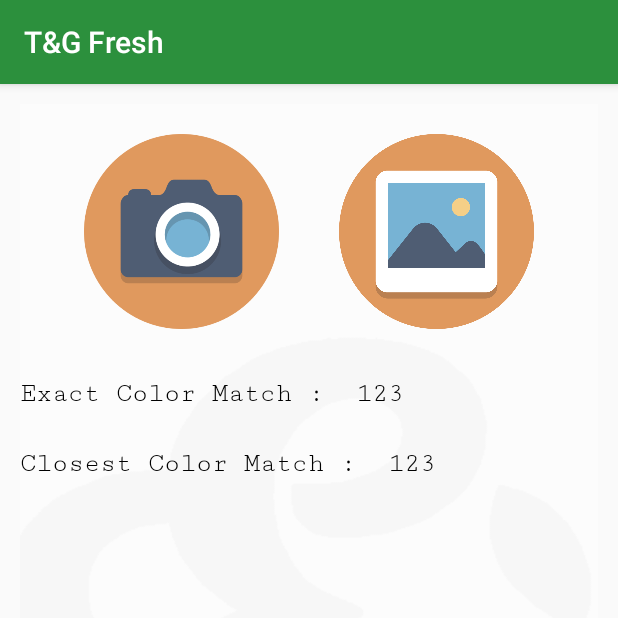
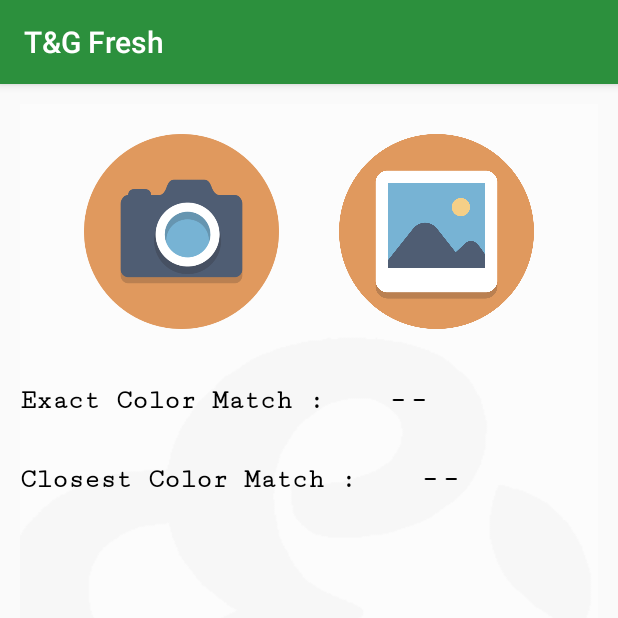
Before and after one commit to nidhi-modi/ColourAnalyzer, an Android app: the screen it shows after launch (ColorDetectorActivity), on a phone screen of 412 x 824 dp, the top half of it. Run offline under Robolectric (Android 15) with nearby library versions, the phone set to English and light mode, and no system bars; our stand-ins replace ButterKnife, sdp/ssp sizes; libraries missing offline, so code that uses them is left out: com.chaquo.python; 3 statements that could not run were skipped.

Commit message:
progress added

```diff
--- a/app/src/main/java/com/tandg/colouranalyzer/ColorDetectorActivity.java
+++ b/app/src/main/java/com/tandg/colouranalyzer/ColorDetectorActivity.java
@@ -1,5 +1,6 @@
 package com.tandg.colouranalyzer;
 
+import androidx.annotation.RequiresApi;
 import androidx.appcompat.app.AppCompatActivity;
 
 import android.content.Context;
@@ -12,6 +13,7 @@ import android.graphics.drawable.Drawable;
 import android.graphics.drawable.GradientDrawable;
 import android.graphics.drawable.LayerDrawable;
 import android.net.Uri;
+import android.os.Build;
 import android.os.Bundle;
 import android.os.Environment;
 import android.provider.MediaStore;
@@ -31,6 +33,7 @@ import java.io.FileNotFoundException;
 import java.io.FileOutputStream;
 import java.io.IOException;
 import java.io.OutputStream;
+import java.text.DecimalFormat;
 import java.text.SimpleDateFormat;
 import java.util.Date;
 
@@ -41,15 +44,27 @@ public class ColorDetectorActivity extends AppCompatActivity implements View.OnC
 
     private static final String TAG = ColorDetectorActivity.class.getSimpleName();
 
-    @BindView(R.id.imgCamera)                   ImageView imgCamera;
-    @BindView(R.id.imgGallery)                  ImageView imgGallery;
-    @BindView(R.id.imgCircle)                   ImageView imgCircle;
-    @BindView(R.id.txtColorName)                TextView txtColorName;
-    @BindView(R.id.txtColorNumber)              TextView txtColorNumber;
+    @BindView(R.id.imgCamera)
+    ImageView imgCamera;
+    @BindView(R.id.imgGallery)
+    ImageView imgGallery;
+    @BindView(R.id.imgCircle)
+    ImageView imgCircle;
+    @BindView(R.id.txtColorName)
+    TextView txtColorName;
+    @BindView(R.id.txtColorNumber)
+    TextView txtColorNumber;
+    @BindView(R.id.txtPath)
+    TextView txtPath;
+    @BindView(R.id.simpleProgressBar)
+    ProgressBar progressBar;
 
+    String imagePath , colorName;
+    PyObject pyObject;
+    PyObject colorMatch;
+    String rCode, gCode, bCode, colorNumber;
+    String r, g, b, num;
 
-    String imagePath;
-    PyObject pyObject;
 
     @Override
     protected void onCreate(Bundle savedInstanceState) {
@@ -58,7 +73,7 @@ public class ColorDetectorActivity extends AppCompatActivity implements View.OnC
 
         ButterKnife.bind(this);
 
-        if (! Python.isStarted()) {
+        if (!Python.isStarted()) {
             Python.start(new AndroidPlatform(this));
         }
 
@@ -76,13 +91,17 @@ public class ColorDetectorActivity extends AppCompatActivity implements View.OnC
         imgCamera.setOnClickListener(this);
         imgGallery.setOnClickListener(this);
 
+
+
     }
 
     @Override
     public void onClick(View v) {
 
+        progressBar.setVisibility(View.VISIBLE);
+
         int id = v.getId();
-        switch (id){
+        switch (id) {
 
             case R.id.imgCamera:
 
@@ -90,15 +109,12 @@ public class ColorDetectorActivity extends AppCompatActivity implements View.OnC
                 startActivityForResult(takePicture, 1);
 
 
-
                 break;
 
             case R.id.imgGallery:
 
-                Intent intentGallery = new   Intent(Intent.ACTION_PICK,android.provider.MediaStore.Images.Media.EXTERNAL_CONTENT_URI);
+                Intent intentGallery = new Intent(Intent.ACTION_PICK, android.provider.MediaStore.Images.Media.EXTERNAL_CONTENT_URI);
                 startActivityForResult(intentGallery, 2);
-
-
 
 
                 break;
@@ -142,27 +158,12 @@ public class ColorDetectorActivity extends AppCompatActivity implements View.OnC
 
                 imagePath = finalFile.getPath();
 
-                Log.e(TAG, "PATH FROM CAMERA: "+finalFile);
+                Log.e(TAG, "PATH FROM CAMERA: " + finalFile);
 
-                PyObject obj = pyObject.callAttr("processimage",imagePath);
-
-                for (int i = 0; i < obj.asList().size(); i++){
-
-                    Log.e(TAG, "Value of element : "+i + " "+ obj.asList().get(i));
-
-                }
+                callThePythonCode();
 
 
 
-                //testing
-
-                Drawable tempDrawable = getResources().getDrawable(R.drawable.custom_shapes);
-                LayerDrawable bubble = (LayerDrawable) tempDrawable;
-                GradientDrawable solidColor = (GradientDrawable) bubble.findDrawableByLayerId(R.id.outerRectangle);
-                solidColor.setColor(Color.rgb(120,109,60));
-                imgCircle.setImageDrawable(tempDrawable);
-
-                //
 
             } else if (requestCode == 2) {
                 Uri selectedImage = data.getData();
@@ -176,17 +177,89 @@ public class ColorDetectorActivity extends AppCompatActivity implements View.OnC
 
                 imagePath = picturePath;
 
-                Log.e(TAG, "PATH FROM GALLERY: "+picturePath);
+                Log.e(TAG, "PATH FROM GALLERY: " + picturePath);
 
-                PyObject obj2 = pyObject.callAttr("processimage",imagePath);
-                for (int i = 0; i < obj2.asList().size(); i++){
+                callThePythonCode();
 
-                    Log.e(TAG, "Value of element : "+i + " "+ obj2.asList().get(i));
 
-                }
-                //viewImage.setImageBitmap(thumbnail);
             }
         }
 
     }
+
+    private void callThePythonCode() {
+
+        txtPath.setText(imagePath);
+
+        if (txtPath.getText().toString().matches("")) {
+
+            Log.e(TAG, "Path is null");
+
+        } else {
+
+            PyObject obj2 = pyObject.callAttr("processimage", imagePath);
+            for (int i = 0; i < obj2.asList().size(); i++) {
+
+                Log.e(TAG, "Value of element : " + i + " " + obj2.asList().get(i));
+
+                colorMatch = obj2.asList().get(0);
+                rCode = String.valueOf(obj2.asList().get(1));
+                gCode = String.valueOf(obj2.asList().get(2));
+                bCode = String.valueOf(obj2.asList().get(3));
+
+            }
+
+            for (int i = 0; i < colorMatch.asList().size(); i++) {
+
+                Log.e(TAG, "Value of 2nd element : " + i + " " + colorMatch.asList().get(i));
+
+                colorName = String.valueOf(colorMatch.asList().get(0));
+                colorNumber = String.valueOf(colorMatch.asList().get(1));
+
+
+            }
+
+
+
+            //set RGB
+
+            r = String.format("%.0f",Float.parseFloat(rCode));
+            g = String.format("%.0f",Float.parseFloat(gCode));
+            b = String.format("%.0f",Float.parseFloat(bCode));
+            num = String.format("%.2f",Float.parseFloat(colorNumber));
+
+            Log.e(TAG, "callThePythonCode: "+ String.format("%.0f",Float.parseFloat(rCode))+ " "+ String.format("%.0f",Float.parseFloat(gCode))+ " "+String.format("%.0f",Float.parseFloat(bCode)));
+
+
+            //Set the textview
+
+            txtColorName.setText("\t\t"+colorName);
+            txtColorNumber.setText("\t\t"+num);
+
+            if(txtColorNumber.getText().toString().matches("")){
+
+                progressBar.setVisibility(View.VISIBLE);
+
+
+
+
+            }else {
+
+                progressBar.setVisibility(View.GONE);
+
+            }
+
+
+            Drawable tempDrawable = getResources().getDrawable(R.drawable.custom_shapes);
+            LayerDrawable bubble = (LayerDrawable) tempDrawable;
+            GradientDrawable solidColor = (GradientDrawable) bubble.findDrawableByLayerId(R.id.outerRectangle);
+            solidColor.setColor(Color.rgb(Integer.parseInt(r),Integer.parseInt(g),Integer.parseInt(b)));
+            imgCircle.setImageDrawable(tempDrawable);
+
+
+
+
+        }
+
     }
+}
--- a/app/src/main/res/layout/activity_color_detector.xml
+++ b/app/src/main/res/layout/activity_color_detector.xml
@@ -34,6 +34,16 @@
 
     </LinearLayout>
 
+    <TextView
+        android:id="@+id/txtPath"
+        android:layout_width="match_parent"
+        android:layout_height="wrap_content"
+        android:textColor="@color/black"
+        android:fontFamily="serif-monospace"
+        android:textSize="@dimen/_14sdp"
+        android:layout_marginTop="@dimen/_20sdp"
+        android:visibility="gone"/>
+
 
     <LinearLayout
         android:layout_width="match_parent"
@@ -49,6 +59,7 @@
             android:textColor="@color/black"
             android:fontFamily="serif-monospace"
             android:textSize="@dimen/_14sdp"
+            android:textStyle="bold"
             android:text="@string/exact_match"/>
 
 
@@ -56,11 +67,13 @@
             android:id="@+id/txtColorName"
             android:layout_width="wrap_content"
             android:layout_height="wrap_content"
-
             android:textColor="@color/black"
             android:fontFamily="serif-monospace"
-            android:textSize="@dimen/_14sdp"
-            android:text="  123"/>
+            android:textStyle="bold"
+            android:textSize="@dimen/_18sdp"
+            android:text="   --"
+
+            />
 
 
 
@@ -80,6 +93,7 @@
             android:textColor="@color/black"
             android:fontFamily="serif-monospace"
             android:textSize="@dimen/_14sdp"
+            android:textStyle="bold"
             android:text="@string/closest_match"/>
 
 
@@ -89,8 +103,10 @@
             android:layout_height="wrap_content"
             android:textColor="@color/black"
             android:fontFamily="serif-monospace"
-            android:textSize="@dimen/_14sdp"
-            android:text="  123" />
+            android:textStyle="bold"
+            android:textSize="@dimen/_18sdp"
+            android:text="   --"
+            />
 
     </LinearLayout>
 
@@ -101,6 +117,11 @@
         android:layout_width="wrap_content"
         android:layout_height="wrap_content"/>
 
-
+    <ProgressBar
+        android:id="@+id/simpleProgressBar"
+        android:layout_gravity="center"
+        android:layout_width="wrap_content"
+        android:layout_height="wrap_content"
+        android:visibility="gone"/>
 
 </LinearLayout>
```
